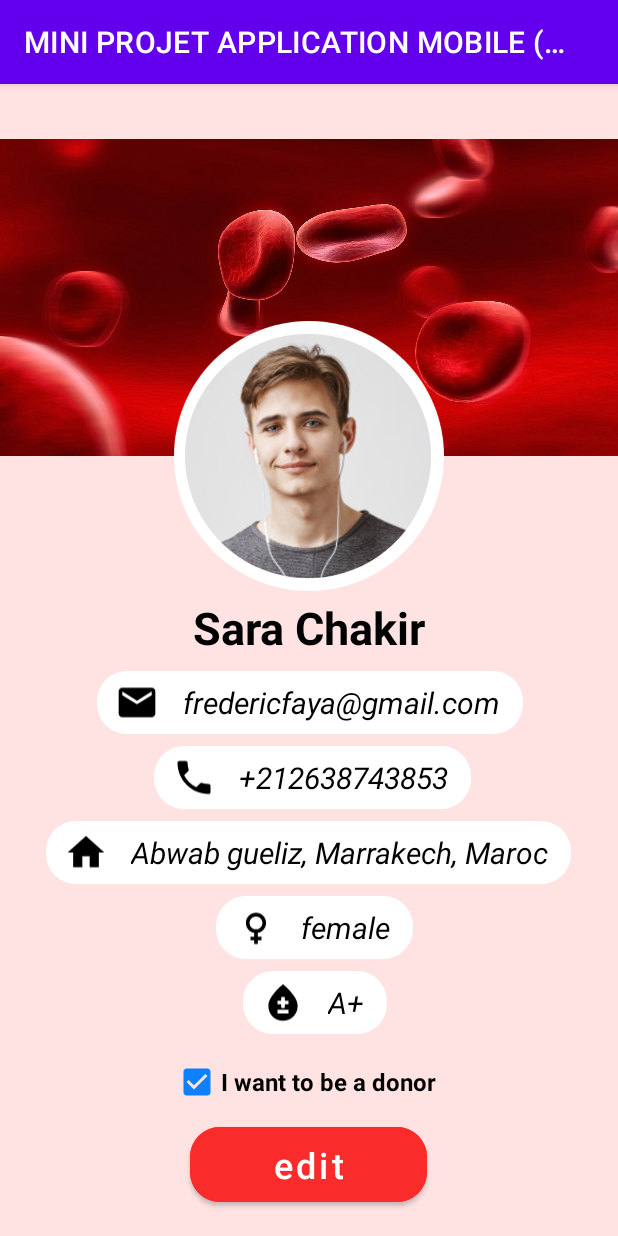
After one commit to Mobile-Prj/MINI_PROJET_APPLICATION_MOBILE-BLOOD_DONATION, an Android app: the ProfileActivity screen opened directly, with no data from a screen before it, on a phone screen of 412 x 824 dp. The commit adds this screen. Run offline under Robolectric (Android 15) with nearby library versions, the phone set to English and light mode, and no system bars.

Commit message:
update: implemente the profile activity

```diff
--- a/app/src/main/java/com/example/miniprojetapplicationmobileblooddonation/Activities/LoginActivity.java
+++ b/app/src/main/java/com/example/miniprojetapplicationmobileblooddonation/Activities/LoginActivity.java
@@ -30,4 +30,9 @@ public class LoginActivity extends AppCompatActivity {
         Intent intent = new Intent(this, SignUpActivity.class);
         startActivity(intent);
     }
+
+    public void login(View v){
+        Intent intent = new Intent(this, ProfileActivity.class);
+        startActivity(intent);
+    }
 }
--- /dev/null
+++ b/app/src/main/java/com/example/miniprojetapplicationmobileblooddonation/Activities/ProfileActivity.java
@@ -0,0 +1,16 @@
+package com.example.miniprojetapplicationmobileblooddonation.Activities;
+
+import androidx.appcompat.app.AppCompatActivity;
+
+import android.os.Bundle;
+
+import com.example.miniprojetapplicationmobileblooddonation.R;
+
+public class ProfileActivity extends AppCompatActivity {
+
+    @Override
+    protected void onCreate(Bundle savedInstanceState) {
+        super.onCreate(savedInstanceState);
+        setContentView(R.layout.activity_profile);
+    }
+}
--- /dev/null
+++ b/app/src/main/res/drawable/background.xml
@@ -0,0 +1,9 @@
+<?xml version="1.0" encoding="utf-8"?>
+<selector xmlns:android="http://schemas.android.com/apk/res/android">
+    <item>
+        <shape android:shape="rectangle">
+            <corners android:radius="20dp"/>
+            <solid android:color="#ffffff"/>
+        </shape>
+    </item>
+</selector>
--- /dev/null
+++ b/app/src/main/res/drawable/ic_baseline_bloodtype_24.xml
@@ -0,0 +1,5 @@
+<vector android:height="24dp" android:tint="#000000"
+    android:viewportHeight="24" android:viewportWidth="24"
+    android:width="24dp" xmlns:android="http://schemas.android.com/apk/res/android">
+    <path android:fillColor="@android:color/white" android:pathData="M12,2c-5.33,4.55 -8,8.48 -8,11.8c0,4.98 3.8,8.2 8,8.2s8,-3.22 8,-8.2C20,10.48 17.33,6.55 12,2zM15,18H9v-2h6V18zM15,13h-2v2h-2v-2H9v-2h2V9h2v2h2V13z"/>
+</vector>
--- /dev/null
+++ b/app/src/main/res/drawable/ic_baseline_email_24.xml
@@ -0,0 +1,5 @@
+<vector android:height="24dp" android:tint="#000000"
+    android:viewportHeight="24" android:viewportWidth="24"
+    android:width="24dp" xmlns:android="http://schemas.android.com/apk/res/android">
+    <path android:fillColor="@android:color/white" android:pathData="M20,4L4,4c-1.1,0 -1.99,0.9 -1.99,2L2,18c0,1.1 0.9,2 2,2h16c1.1,0 2,-0.9 2,-2L22,6c0,-1.1 -0.9,-2 -2,-2zM20,8l-8,5 -8,-5L4,6l8,5 8,-5v2z"/>
+</vector>
--- /dev/null
+++ b/app/src/main/res/drawable/ic_baseline_female_24.xml
@@ -0,0 +1,5 @@
+<vector android:height="24dp" android:tint="#000000"
+    android:viewportHeight="24" android:viewportWidth="24"
+    android:width="24dp" xmlns:android="http://schemas.android.com/apk/res/android">
+    <path android:fillColor="@android:color/white" android:pathData="M17.5,9.5C17.5,6.46 15.04,4 12,4S6.5,6.46 6.5,9.5c0,2.7 1.94,4.93 4.5,5.4V17H9v2h2v2h2v-2h2v-2h-2v-2.1C15.56,14.43 17.5,12.2 17.5,9.5zM8.5,9.5C8.5,7.57 10.07,6 12,6s3.5,1.57 3.5,3.5S13.93,13 12,13S8.5,11.43 8.5,9.5z"/>
+</vector>
--- /dev/null
+++ b/app/src/main/res/drawable/ic_baseline_home_24.xml
@@ -0,0 +1,5 @@
+<vector android:height="24dp" android:tint="#000000"
+    android:viewportHeight="24" android:viewportWidth="24"
+    android:width="24dp" xmlns:android="http://schemas.android.com/apk/res/android">
+    <path android:fillColor="@android:color/white" android:pathData="M10,20v-6h4v6h5v-8h3L12,3 2,12h3v8z"/>
+</vector>
--- /dev/null
+++ b/app/src/main/res/drawable/ic_baseline_male_24.xml
@@ -0,0 +1,5 @@
+<vector android:height="24dp" android:tint="#000000"
+    android:viewportHeight="24" android:viewportWidth="24"
+    android:width="24dp" xmlns:android="http://schemas.android.com/apk/res/android">
+    <path android:fillColor="@android:color/white" android:pathData="M9.5,11c1.93,0 3.5,1.57 3.5,3.5S11.43,18 9.5,18S6,16.43 6,14.5S7.57,11 9.5,11zM9.5,9C6.46,9 4,11.46 4,14.5S6.46,20 9.5,20s5.5,-2.46 5.5,-5.5c0,-1.16 -0.36,-2.23 -0.97,-3.12L18,7.42V10h2V4h-6v2h2.58l-3.97,3.97C11.73,9.36 10.66,9 9.5,9z"/>
+</vector>
--- /dev/null
+++ b/app/src/main/res/drawable/ic_baseline_phone_24.xml
@@ -0,0 +1,5 @@
+<vector android:height="24dp" android:tint="#000000"
+    android:viewportHeight="24" android:viewportWidth="24"
+    android:width="24dp" xmlns:android="http://schemas.android.com/apk/res/android">
+    <path android:fillColor="@android:color/white" android:pathData="M6.62,10.79c1.44,2.83 3.76,5.14 6.59,6.59l2.2,-2.2c0.27,-0.27 0.67,-0.36 1.02,-0.24 1.12,0.37 2.33,0.57 3.57,0.57 0.55,0 1,0.45 1,1V20c0,0.55 -0.45,1 -1,1 -9.39,0 -17,-7.61 -17,-17 0,-0.55 0.45,-1 1,-1h3.5c0.55,0 1,0.45 1,1 0,1.25 0.2,2.45 0.57,3.57 0.11,0.35 0.03,0.74 -0.25,1.02l-2.2,2.2z"/>
+</vector>
--- a/app/src/main/res/layout/activity_login.xml
+++ b/app/src/main/res/layout/activity_login.xml
@@ -127,7 +127,8 @@
         app:layout_constraintEnd_toEndOf="parent"
         app:layout_constraintStart_toStartOf="parent"
         app:layout_constraintTop_toBottomOf="@+id/password_login"
-        tools:ignore="DuplicateSpeakableTextCheck,TextContrastCheck" />
+        tools:ignore="DuplicateSpeakableTextCheck,TextContrastCheck"
+        android:onClick="login"/>
 
     <TextView
         android:id="@+id/reset_pwd"
--- /dev/null
+++ b/app/src/main/res/layout/activity_profile.xml
@@ -0,0 +1,275 @@
+<?xml version="1.0" encoding="utf-8"?>
+<androidx.constraintlayout.widget.ConstraintLayout xmlns:android="http://schemas.android.com/apk/res/android"
+    xmlns:app="http://schemas.android.com/apk/res-auto"
+    xmlns:tools="http://schemas.android.com/tools"
+    android:layout_width="match_parent"
+    android:layout_height="match_parent"
+    tools:context=".Activities.ProfileActivity">
+
+    <androidx.constraintlayout.widget.ConstraintLayout
+        android:id="@+id/background_profile"
+        android:layout_width="match_parent"
+        android:layout_height="match_parent"
+        android:background="#FFE3E3"
+        app:layout_constraintStart_toStartOf="parent"
+        tools:layout_editor_absoluteY="0dp">
+
+        <ImageView
+            android:id="@+id/img_blood_cells"
+            android:layout_width="match_parent"
+            android:layout_height="211dp"
+            android:layout_marginBottom="520dp"
+            android:contentDescription="@string/img_cells"
+            android:scaleType="fitXY"
+            app:layout_constraintBottom_toBottomOf="parent"
+            app:layout_constraintEnd_toEndOf="parent"
+            app:layout_constraintHorizontal_bias="0.4"
+            app:layout_constraintStart_toStartOf="parent"
+            app:srcCompat="@drawable/red_blood_cells_1920x1080" />
+
+        <ImageView
+            android:id="@+id/imageView9"
+            android:layout_width="180dp"
+            android:layout_height="180dp"
+            app:layout_constraintBottom_toBottomOf="@+id/img_blood_cells"
+            app:layout_constraintEnd_toEndOf="parent"
+            app:layout_constraintStart_toStartOf="parent"
+            app:layout_constraintTop_toBottomOf="@+id/img_blood_cells"
+            app:srcCompat="@drawable/profile_img"
+            android:contentDescription="@string/img_profile_desc" />
+
+        <TextView
+            android:id="@+id/user_name"
+            android:layout_width="197dp"
+            android:layout_height="49dp"
+            android:layout_marginTop="4dp"
+            android:text="@string/user_name"
+            android:textAlignment="center"
+            android:textAllCaps="false"
+            android:textColor="@color/black"
+            android:textSize="30sp"
+            android:textStyle="bold"
+            app:layout_constraintEnd_toEndOf="parent"
+            app:layout_constraintStart_toStartOf="parent"
+            app:layout_constraintTop_toBottomOf="@+id/imageView9" />
+
+
+        <Button
+            android:id="@+id/edit_profile_button"
+            android:layout_width="158dp"
+            android:layout_height="62dp"
+            android:layout_marginBottom="32dp"
+            android:backgroundTint="@color/primary_color"
+            android:text="@string/edit_text"
+            android:textAllCaps="false"
+            android:textColor="@color/white"
+            android:textSize="24sp"
+            android:typeface="normal"
+            app:cornerRadius="20dp"
+            app:layout_constraintBottom_toBottomOf="parent"
+            app:layout_constraintEnd_toEndOf="parent"
+            app:layout_constraintHorizontal_bias="0.498"
+            app:layout_constraintStart_toStartOf="parent"
+            app:layout_constraintTop_toBottomOf="@+id/profile_checkBox"
+            app:layout_constraintVertical_bias="0.0"
+            tools:ignore="DuplicateSpeakableTextCheck,TextContrastCheck" />
+
+        <LinearLayout
+            android:id="@+id/barre_email"
+            android:layout_width="wrap_content"
+            android:layout_height="0dp"
+            android:layout_marginStart="50dp"
+            android:layout_marginEnd="50dp"
+            android:background="@drawable/background"
+            app:layout_constraintEnd_toEndOf="parent"
+            app:layout_constraintHorizontal_bias="0.52"
+            app:layout_constraintStart_toStartOf="parent"
+            app:layout_constraintTop_toBottomOf="@+id/user_name">
+
+            <ImageView
+                android:id="@+id/icone_email"
+                android:layout_width="41dp"
+                android:layout_height="match_parent"
+                android:contentDescription="@string/email"
+                android:paddingVertical="5dp"
+                android:paddingStart="12dp"
+                app:srcCompat="@drawable/ic_baseline_email_24" />
+
+            <TextView
+                android:id="@+id/profile_email"
+                android:layout_width="match_parent"
+                android:layout_height="match_parent"
+                android:paddingVertical="7dp"
+                android:paddingHorizontal="15dp"
+                android:text="@string/profile_email"
+                android:textAlignment="center"
+                android:textColor="@color/black"
+                android:textSize="20sp"
+                android:textStyle="italic" />
+
+        </LinearLayout>
+
+        <LinearLayout
+            android:id="@+id/barre_tel"
+            android:layout_width="wrap_content"
+            android:layout_height="0dp"
+            android:layout_marginStart="50dp"
+            android:layout_marginTop="8dp"
+            android:layout_marginEnd="50dp"
+            android:background="@drawable/background"
+            app:layout_constraintEnd_toEndOf="parent"
+            app:layout_constraintHorizontal_bias="0.52"
+            app:layout_constraintStart_toStartOf="parent"
+            app:layout_constraintTop_toBottomOf="@+id/barre_email">
+
+            <ImageView
+                android:id="@+id/icone_telephone"
+                android:layout_width="41dp"
+                android:layout_height="match_parent"
+                android:contentDescription="@string/email"
+                android:paddingVertical="5dp"
+                android:paddingStart="12dp"
+                app:srcCompat="@drawable/ic_baseline_phone_24" />
+
+            <TextView
+                android:id="@+id/profile_telephone"
+                android:layout_width="match_parent"
+                android:layout_height="match_parent"
+                android:paddingVertical="7dp"
+                android:paddingHorizontal="15dp"
+                android:text="@string/profile_phone_number"
+                android:textAlignment="center"
+                android:textColor="@color/black"
+                android:textSize="20sp"
+                android:textStyle="italic" />
+
+        </LinearLayout>
+
+        <LinearLayout
+            android:id="@+id/barre_address"
+            android:layout_width="wrap_content"
+            android:layout_height="0dp"
+            android:layout_marginStart="50dp"
+            android:layout_marginTop="8dp"
+            android:layout_marginEnd="50dp"
+            android:background="@drawable/background"
+            app:layout_constraintEnd_toEndOf="parent"
+            app:layout_constraintHorizontal_bias="0.52"
+            app:layout_constraintStart_toStartOf="parent"
+            app:layout_constraintTop_toBottomOf="@+id/barre_tel">
+
+            <ImageView
+                android:id="@+id/icone_home"
+                android:layout_width="41dp"
+                android:layout_height="match_parent"
+                android:contentDescription="@string/email"
+                android:paddingVertical="5dp"
+                android:paddingStart="12dp"
+                app:srcCompat="@drawable/ic_baseline_home_24" />
+
+            <TextView
+                android:id="@+id/profile_address"
+                android:layout_width="match_parent"
+                android:layout_height="match_parent"
+                android:paddingVertical="7dp"
+                android:paddingHorizontal="15dp"
+                android:text="@string/profile_address"
+                android:textAlignment="center"
+                android:textColor="@color/black"
+                android:textSize="20sp"
+                android:textStyle="italic" />
+
+        </LinearLayout>
+
+        <LinearLayout
+            android:id="@+id/barre_gender"
+            android:layout_width="wrap_content"
+            android:layout_height="0dp"
+            android:layout_marginStart="50dp"
+            android:layout_marginTop="8dp"
+            android:layout_marginEnd="50dp"
+            android:background="@drawable/background"
+            app:layout_constraintEnd_toEndOf="parent"
+            app:layout_constraintHorizontal_bias="0.52"
+            app:layout_constraintStart_toStartOf="parent"
+            app:layout_constraintTop_toBottomOf="@+id/barre_address">
+
+            <ImageView
+                android:id="@+id/icone_gender"
+                android:layout_width="41dp"
+                android:layout_height="match_parent"
+                android:contentDescription="@string/email"
+                android:paddingVertical="5dp"
+                android:paddingStart="12dp"
+                app:srcCompat="@drawable/ic_baseline_female_24" />
+
+            <TextView
+                android:id="@+id/profile_gender"
+                android:layout_width="match_parent"
+                android:layout_height="match_parent"
+                android:paddingVertical="7dp"
+                android:paddingHorizontal="15dp"
+                android:text="@string/profile_gender"
+                android:textAlignment="center"
+                android:textColor="@color/black"
+                android:textSize="20sp"
+                android:textStyle="italic" />
+
+        </LinearLayout>
+
+        <LinearLayout
+            android:id="@+id/barre_blood_type"
+            android:layout_width="wrap_content"
+            android:layout_height="0dp"
+            android:layout_marginStart="50dp"
+            android:layout_marginTop="8dp"
+            android:layout_marginEnd="50dp"
+            android:background="@drawable/background"
+            app:layout_constraintEnd_toEndOf="parent"
+            app:layout_constraintHorizontal_bias="0.52"
+            app:layout_constraintStart_toStartOf="parent"
+            app:layout_constraintTop_toBottomOf="@+id/barre_gender">
+
+            <ImageView
+                android:id="@+id/icone_blood"
+                android:layout_width="41dp"
+                android:layout_height="match_parent"
+                android:contentDescription="@string/email"
+                android:paddingVertical="5dp"
+                android:paddingStart="12dp"
+                app:srcCompat="@drawable/ic_baseline_bloodtype_24" />
+
+            <TextView
+                android:id="@+id/profile_blood_type"
+                android:layout_width="match_parent"
+                android:layout_height="match_parent"
+                android:paddingVertical="7dp"
+                android:paddingHorizontal="15dp"
+                android:text="@string/profile_blood_group"
+                android:textAlignment="center"
+                android:textColor="@color/black"
+                android:textSize="20sp"
+                android:textStyle="italic" />
+
+        </LinearLayout>
+
+        <CheckBox
+            android:id="@+id/profile_checkBox"
+            android:layout_width="wrap_content"
+            android:layout_height="wrap_content"
+            android:layout_marginTop="8dp"
+            android:buttonTint="@color/radio_blue"
+            android:checked="true"
+            android:text="@string/check_box_1"
+            android:textAlignment="center"
+            android:textColor="@color/black"
+            android:textSize="16sp"
+            android:textStyle="bold"
+            app:layout_constraintEnd_toEndOf="parent"
+            app:layout_constraintHorizontal_bias="0.487"
+            app:layout_constraintStart_toStartOf="parent"
+            app:layout_constraintTop_toBottomOf="@+id/barre_blood_type" />
+
+    </androidx.constraintlayout.widget.ConstraintLayout>
+
+</androidx.constraintlayout.widget.ConstraintLayout>
--- a/app/src/main/res/values/strings.xml
+++ b/app/src/main/res/values/strings.xml
@@ -20,6 +20,17 @@
     <string name="blood_type">Blood type</string>
     <string name="select_a_picture">Select a picture</string>
     <string name="camera_img_description">Image boutton pour la selection d\'une image</string>
+    <string name="user_name">Sara Chakir</string>
+    <string name="img_profile_desc">image correspondant au profil de l\'utilisateur</string>
+    <string name="img_cells">TODO</string>
+    <string name="edit_text">edit</string>
+    <string name="profile_phone_number">+212638743853</string>
+    <string name="profile_address">Abwab gueliz, Marrakech, Maroc</string>
+    <string name="profile_gender">female</string>
+    <string name="profile_blood_group">A+</string>
+    <string name="profile_email">fredericfaya@gmail.com</string>
+
+    <!-- profile part -->
 
     <string-array name="bloodGroups">
         <item>Groupe</item>
```
Also changed, not shown: app/src/main/AndroidManifest.xml (+7 -0 lines), app/src/main/res/drawable/profile_img.png (added), app/src/main/res/drawable/red_blood_cells_1920x1080.jpg (added).
